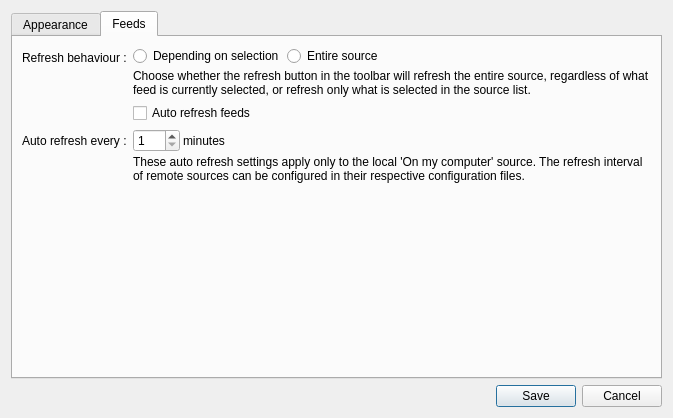
This is client-desktop/src/dialogs/DialogPreferences.ui in zappatic/ZapFeedReader as Qt 5 draws it before an edit. The edited form follows.
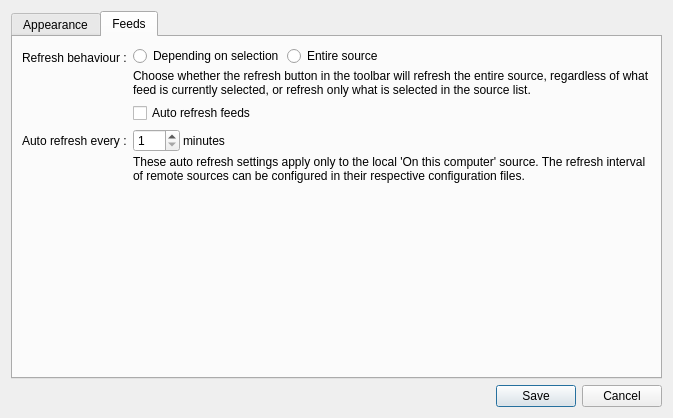
This is the edited form. The open tabs and pages were chosen to show the change.

Commit message: periodic remote badge update: only reload post if unread count differs

```diff
--- a/client-desktop/src/dialogs/DialogPreferences.ui
+++ b/client-desktop/src/dialogs/DialogPreferences.ui
@@ -355,7 +355,7 @@
               </font>
              </property>
              <property name="text">
-              <string>These auto refresh settings apply only to the local 'On my computer' source. The refresh interval of remote sources can be configured in their respective configuration files.</string>
+              <string>&lt;html&gt;&lt;head/&gt;&lt;body&gt;&lt;p&gt;These auto refresh settings apply only to the local 'On this computer' source. The refresh interval of remote sources can be configured in their respective configuration files.&lt;/p&gt;&lt;/body&gt;&lt;/html&gt;</string>
              </property>
              <property name="wordWrap">
               <bool>true</bool>
```
The commit also changes 1 other file.
